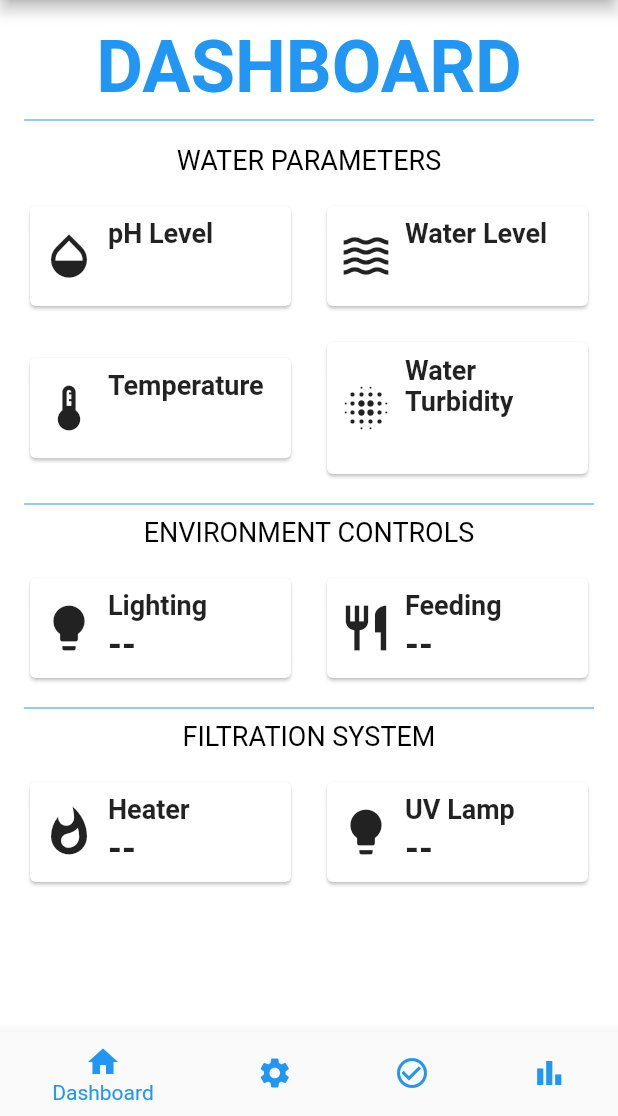
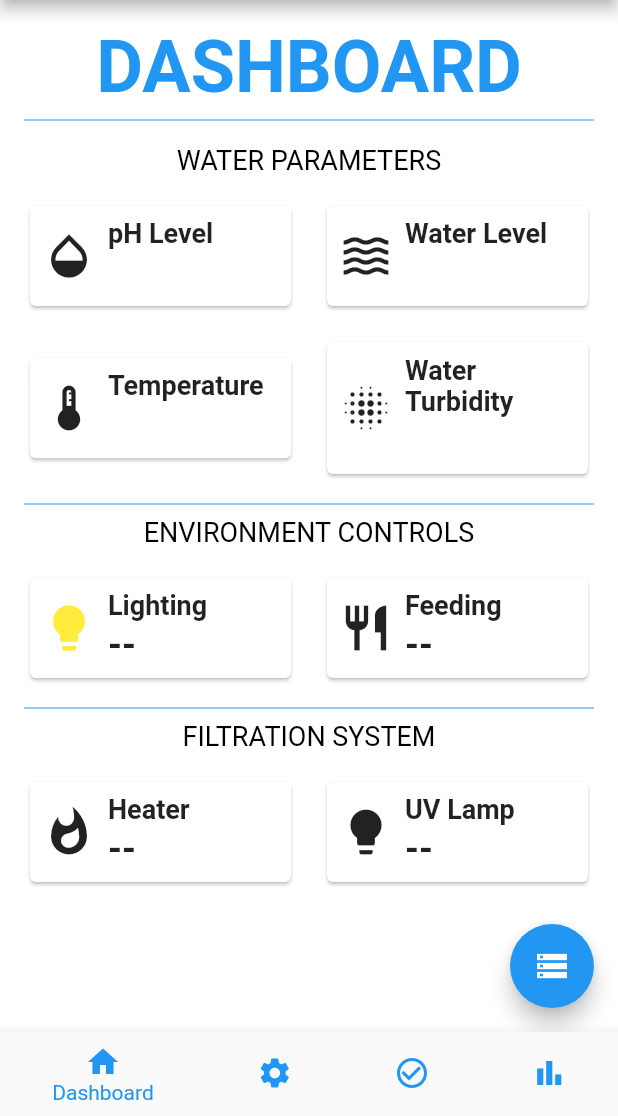
Before and after one commit to gabwrel/AquasenseMobileApp, a Flutter app: the screen it shows after launch, on a phone screen of 412 x 824 dp, the part 120-1236 px from its top. Run offline on Flutter 3.47's test engine with Material 2 defaults, Android fonts, the light colour scheme and no system bars; our stand-ins replace firebase_core, firebase_database; accounts and stored records are empty.

Commit message:
icon color

```diff
--- a/lib/dashboard_page.dart
+++ b/lib/dashboard_page.dart
@@ -1,10 +1,14 @@
 import 'package:flutter/material.dart';
 import 'package:firebase_database/firebase_database.dart';
 import 'package:firebase_core/firebase_core.dart';
+import 'package:aquasenseapp/stored_data_page.dart' as stored;
+import 'package:aquasenseapp/database_helper.dart' as aquasense_helper;
+import 'package:intl/intl.dart';
 
 
 class DashboardPage extends StatefulWidget {
-  const DashboardPage ({super.key});
+  const DashboardPage({Key? key}) : super(key: key);
+
   @override
   _DashboardPageState createState() => _DashboardPageState();
 }
@@ -16,43 +20,43 @@ class _DashboardPageState extends State<DashboardPage> {
   String waterTurbidity = '';
 
   late DatabaseReference databaseRef;
+  final aquasense_helper.DatabaseHelper _databaseHelper = aquasense_helper.DatabaseHelper();
 
   @override
   void initState() {
     super.initState();
     initializeFirebase();
-    databaseRef = FirebaseDatabase.instance.ref();
+    databaseRef = FirebaseDatabase.instance.reference();
 
     databaseRef.child('pH').onValue.listen((event) {
       if (event.snapshot.value != null) {
-        setState(() {
-          double phValue = double.parse(event.snapshot.value.toString());
-          pH = phValue.toStringAsFixed(2);
-        });
+        double phValue = double.parse(event.snapshot.value.toString());
+        String formattedDateTime = _getFormattedDateTime();
+        _storeDataLocally('pH', phValue.toStringAsFixed(2), formattedDateTime);
       }
     });
 
     databaseRef.child('waterLevel').onValue.listen((event) {
       if (event.snapshot.value != null) {
-        setState(() {
-          waterLevel = event.snapshot.value.toString();
-        });
+        String waterLevelValue = event.snapshot.value.toString();
+        String formattedDateTime = _getFormattedDateTime();
+        _storeDataLocally('waterLevel', waterLevelValue, formattedDateTime);
       }
     });
 
     databaseRef.child('waterTemp').onValue.listen((event) {
       if (event.snapshot.value != null) {
-        setState(() {
-          waterTemp = event.snapshot.value.toString();
-        });
+        double waterTempValue = double.parse(event.snapshot.value.toString());
+        String formattedDateTime = _getFormattedDateTime();
+        _storeDataLocally('waterTemp', waterTempValue.toString(), formattedDateTime);
       }
     });
 
     databaseRef.child('waterTurbidity').onValue.listen((event) {
       if (event.snapshot.value != null) {
-        setState(() {
-          waterTurbidity = event.snapshot.value.toString();
-        });
+        double waterTurbidityValue = double.parse(event.snapshot.value.toString());
+        String formattedDateTime = _getFormattedDateTime();
+        _storeDataLocally('waterTurbidity', waterTurbidityValue.toString(), formattedDateTime);
       }
     });
   }
@@ -65,12 +69,31 @@ class _DashboardPageState extends State<DashboardPage> {
     }
   }
 
+  String _getFormattedDateTime() {
+    return DateFormat('yyyy-MM-dd HH:mm:ss').format(DateTime.now());
+  }
+
+  void _storeDataLocally(String parameter, String value, String dateTime) {
+    Map<String, dynamic> row = {
+      'parameter': parameter,
+      'value': value,
+      'dateTime': dateTime,
+    };
+    _databaseHelper.insert(row);
+  }
+
+  void _navigateToStoredDataPage() {
+    Navigator.push(
+      context,
+      MaterialPageRoute(builder: (context) => stored.StoredDataPage()),
+    );
+  }
+
   @override
   void dispose() {
     databaseRef.onValue.drain();
     super.dispose();
   }
-
 
   @override
   Widget build(BuildContext context) {
@@ -212,7 +235,7 @@ class _DashboardPageState extends State<DashboardPage> {
                   child: BoxItem(
                     icon: Icons.thermostat_outlined,
                     title: 'Temperature',
-                    value: '$waterTemp', // Placeholder value, replace with actual data
+                    value: '$waterTemp',
                   ),
                 ),
                 SizedBox(width: 16),
@@ -220,7 +243,7 @@ class _DashboardPageState extends State<DashboardPage> {
                   child: BoxItem(
                     icon: Icons.blur_on,
                     title: 'Water Turbidity',
-                    value: '$waterTurbidity', // Placeholder value, replace with actual data
+                    value: '$waterTurbidity',
                   ),
                 ),
               ],
@@ -240,9 +263,10 @@ class _DashboardPageState extends State<DashboardPage> {
               children: [
                 Expanded(
                   child: BoxItem(
-                    icon: Icons.lightbulb,
+                    icon: Icons.lightbulb ,
+                    iconColor: Colors.yellow,
                     title: 'Lighting',
-                    value: '--', // Placeholder value, replace with actual data
+                    value: '--',
                   ),
                 ),
                 SizedBox(width: 16),
@@ -250,7 +274,7 @@ class _DashboardPageState extends State<DashboardPage> {
                   child: BoxItem(
                     icon: Icons.restaurant,
                     title: 'Feeding',
-                    value: '--', // Placeholder value, replace with actual data
+                    value: '--',
                   ),
                 ),
               ],
@@ -272,7 +296,7 @@ class _DashboardPageState extends State<DashboardPage> {
                   child: BoxItem(
                     icon: Icons.whatshot,
                     title: 'Heater',
-                    value: '--', // Placeholder value, replace with actual data
+                    value: '--',
                   ),
                 ),
                 SizedBox(width: 16),
@@ -280,7 +304,7 @@ class _DashboardPageState extends State<DashboardPage> {
                   child: BoxItem(
                     icon: Icons.lightbulb,
                     title: 'UV Lamp',
-                    value: '--', // Placeholder value, replace with actual data
+                    value: '--',
                   ),
                 ),
               ],
@@ -288,6 +312,10 @@ class _DashboardPageState extends State<DashboardPage> {
             SizedBox(height: 16),
           ],
         ),
+      ),
+      floatingActionButton: FloatingActionButton(
+        onPressed: _navigateToStoredDataPage,
+        child: Icon(Icons.storage),
       ),
     );
   }
@@ -297,12 +325,14 @@ class BoxItem extends StatelessWidget {
   final IconData icon;
   final String title;
   final String value;
+  final Color? iconColor;
 
   const BoxItem({
     Key? key,
     required this.icon,
     required this.title,
     required this.value,
+    this.iconColor,
   }) : super(key: key);
 
   @override
@@ -313,7 +343,7 @@ class BoxItem extends StatelessWidget {
         child: Row(
           crossAxisAlignment: CrossAxisAlignment.center,
           children: [
-            Icon(icon, size: 36),
+            Icon(icon, size: 36, color: iconColor),
             const SizedBox(width: 8),
             Expanded(
               child: Column(
@@ -329,7 +359,10 @@ class BoxItem extends StatelessWidget {
                   const SizedBox(height: 2),
                   Text(
                     value,
-                    style: const TextStyle(fontSize: 24, fontWeight: FontWeight.bold),
+                    style: const TextStyle(
+                      fontSize: 24,
+                      fontWeight: FontWeight.bold,
+                    ),
                   ),
                 ],
               ),
```
